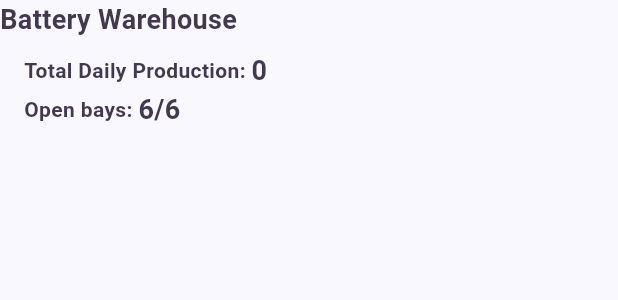
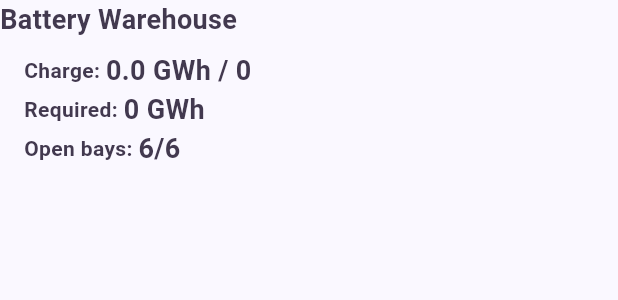
Before and after one commit to agthatch/power_panels, a Flutter app: what createSolarFarmHeader() shows on an empty page, opened directly, on a phone screen of 412 x 824 dp. Shown: the top 300 px of the screen. Run offline on Flutter 3.47's test engine with Material 3 defaults, Android fonts, the phone set to English and light mode, and no system bars; our stand-ins replace audioplayers, go_router, shared_preferences, shimmer; accounts and stored records are empty.

Commit message:
beautify the warehouse add chage indicator on batteries

```diff
--- a/lib/game_internals/grid/battery.dart
+++ b/lib/game_internals/grid/battery.dart
@@ -1,16 +1,37 @@
+import 'dart:async';
 import 'dart:math';
 
 import 'package:card/game_internals/panel/panel.dart';
 
 class Battery {
   final Panel panel;
-  double charge = 0;
+  double _charge = 0;
+
+  final StreamController<void> _playerChanges =
+      StreamController<void>.broadcast();
+
+  Stream<void> get playerChanges => _playerChanges.stream;
 
   Battery({required this.panel});
 
+  double get chargePercent => _charge / panel.storageCapacity.toDouble();
+
+  double get charge => _charge;
+
   void incrementChargeForFractionOfDay({required int fractionOfDay}) {
     double chargeToAdd = panel.storageCapacity / fractionOfDay;
-    charge += chargeToAdd;
-    charge = min(charge, panel.storageCapacity.toDouble());
+    _charge += chargeToAdd;
+    _charge = min(_charge, panel.storageCapacity.toDouble());
+    _playerChanges.add(null);
+  }
+
+  void setCharge(double charge) {
+    _charge = charge;
+    _playerChanges.add(null);
+  }
+
+  void useCharge(double chargeToUse) {
+    _charge -= chargeToUse;
+    _playerChanges.add(null);
   }
 }
--- a/lib/game_internals/warehouse/battery_warehouse.dart
+++ b/lib/game_internals/warehouse/battery_warehouse.dart
@@ -5,7 +5,7 @@ import 'package:card/game_internals/grid/battery.dart';
 import 'package:card/game_internals/grid/target_tiers.dart';
 import 'package:card/game_internals/panel/panel.dart';
 import 'package:card/play_session/assembly/empty_station_widget.dart';
-import 'package:card/play_session/farm/solar_panel_widget.dart';
+import 'package:card/play_session/farm/active_battery_widget.dart';
 import 'package:flutter/material.dart';
 
 class BatteryWarehouse {
@@ -55,7 +55,7 @@ class BatteryWarehouse {
     return panelRemoved;
   }
 
-  List<ActiveBatteryWidget> _getPannels() {
+  List<ActiveBatteryWidget> _getBatteries() {
     List<ActiveBatteryWidget> res = [];
     for (Battery battery in _activeBatteries) {
       res.add(ActiveBatteryWidget(
@@ -76,7 +76,7 @@ class BatteryWarehouse {
   }
 
   List<Widget> getWidgets() {
-    return [..._getPannels(), ..._getEmptyStations()];
+    return [..._getBatteries(), ..._getEmptyStations()];
   }
 
   bool hasOpenBay() {
@@ -96,10 +96,10 @@ class BatteryWarehouse {
     for (Battery battery in _activeBatteries) {
       double availableCharge = battery.charge;
       if (chargeToUse > availableCharge) {
-        battery.charge = 0;
+        battery.setCharge(0);
         chargeToUse -= availableCharge;
       } else {
-        battery.charge -= chargeToUse;
+        battery.useCharge(chargeToUse);
         chargeToUse = 0;
       }
     }
@@ -110,7 +110,15 @@ class BatteryWarehouse {
   }
 
   String getCurrentInfo(int dayNumber) {
-    return 'Current Charge = ${_currentCharge().toStringAsFixed(1)} GWh / ${targets.getTargetForNight(dayNumber)} required';
+    return 'Current Charge: ${_currentCharge().toStringAsFixed(1)} GWh / ${targets.getTargetForNight(dayNumber)} required';
+  }
+
+  String getChargeOverCapacity() {
+    return '${_currentCharge().toStringAsFixed(1)} GWh / ${dailyCapacity()}';
+  }
+
+  int getCurrentRequirement(int dayNumber) {
+    return targets.getTargetForNight(dayNumber);
   }
 
   double _currentCharge() {
--- a/lib/play_session/card/play_session_screen.dart
+++ b/lib/play_session/card/play_session_screen.dart
@@ -328,8 +328,6 @@ Widget createSolarFarmHeader(BoardState boardState) {
     crossAxisAlignment: CrossAxisAlignment.start,
     children: [
       // First row: Solar Farm
-      const Row(
-        children: [
       Text(
         'Battery Warehouse',
         style: TextStyle(
@@ -337,21 +335,37 @@ Widget createSolarFarmHeader(BoardState boardState) {
           fontSize: 18,
         ),
       ),
-        ],
-      ),
       SizedBox(height: 8), // Add some space between rows
       // Second row: Total Daily Production
       Row(
         children: <Widget>[
           Padding(
             padding: EdgeInsets.only(left: 16.0), // Indentation
-            child: Text('Total Daily Production: ',
+            child: Text('Charge: ',
                 style: TextStyle(
                   fontWeight: FontWeight.w600,
                   fontSize: 14,
                 )),
           ),
-          Text('${boardState.warehouse.dailyCapacity()}',
+          Text(boardState.warehouse.getChargeOverCapacity(),
+              style: TextStyle(
+                fontWeight: FontWeight.bold,
+                fontSize: 18,
+              ))
+        ],
+      ),
+      Row(
+        children: <Widget>[
+          Padding(
+            padding: EdgeInsets.only(left: 16.0), // Indentation
+            child: Text('Required: ',
+                style: TextStyle(
+                  fontWeight: FontWeight.w600,
+                  fontSize: 14,
+                )),
+          ),
+          Text(
+              '${boardState.warehouse.getCurrentRequirement(boardState.actionManager.dayNumber)} GWh',
               style: TextStyle(
                 fontWeight: FontWeight.bold,
                 fontSize: 18,
@@ -391,7 +405,7 @@ Widget createDrawerInternals(
     children: <Widget>[
       // Frozen header
       Container(
-        height: 120, // Height of the frozen header
+        height: 150, // Height of the frozen header
         width: double.infinity,
         color: headerColor,
         child: Expanded(
--- a/lib/play_session/panel_widget.dart
+++ b/lib/play_session/panel_widget.dart
@@ -65,7 +65,7 @@ class FrameWidget extends StatelessWidget {
   @override
   Widget build(BuildContext context) {
     return SizedBox(
-      width: 200.0,
+      // width: 200.0,
       // height: 200.0,
       child: Center(
         child: StreamBuilder(
```
Also changed, not shown: lib/play_session/farm/active_battery_widget.dart (renamed from lib/play_session/farm/solar_panel_widget.dart, +33 -7 lines), lib/play_session/farm/charge_indicator_widget.dart (added, +73 -0 lines). Lines whose indentation alone changed are shown as unchanged.
